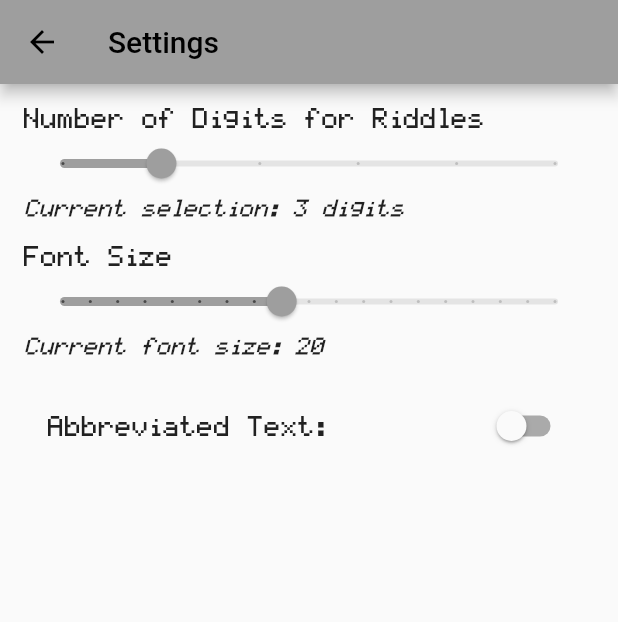
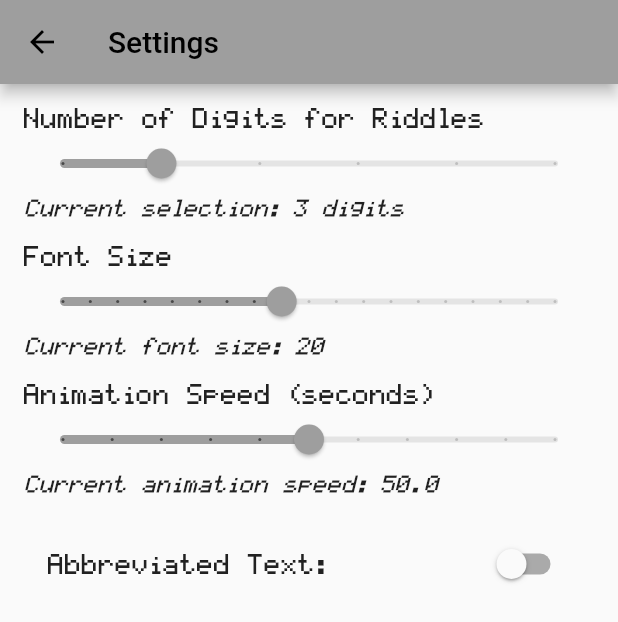
Before and after one commit to HennyBicks01/math_riddler, a Flutter app: the screen it shows after launch, after a tap on the "menu" icon, on a phone screen of 412 x 824 dp. Shown: the top 622 px of the screen. Run offline on Flutter 3.47's test engine with Material 2 defaults, Android fonts, the phone set to English and light mode, and no system bars; our stand-ins replace shared_preferences.

Commit message:
added animation speed slider

```diff
--- a/lib/main.dart
+++ b/lib/main.dart
@@ -53,6 +53,7 @@ class _MyHomePageState extends State<MyHomePage> {
   double _fontSize = 20;  // default font size
   final List<String> _wrongGuesses = [];
   bool _changeRiddleText = true;
+  final double _animationSpeed = 50; // Default to 1 second
 
 
 
@@ -132,13 +133,20 @@ class _MyHomePageState extends State<MyHomePage> {
 
 
   void _typeOutRiddle() async {
-    for (int i = 0; i < _riddle.length; i++) {
-      await Future.delayed(const Duration(milliseconds: 50));  // Delay for 50ms for each character.
+    if (_animationSpeed == 0.0 || _animationSpeed.toString() == 'Instant') { // "0" represents instant in this example
       setState(() {
-        _currentRiddleDisplay += _riddle[i];
+        _currentRiddleDisplay = _riddle;
       });
+    } else {
+      for (int i = 0; i < _riddle.length; i++) {
+        await Future.delayed(Duration(milliseconds: (_animationSpeed).toInt()));  // The delay now factors in the _animationSpeedSlider
+        setState(() {
+          _currentRiddleDisplay += _riddle[i];
+        });
+      }
     }
   }
+
 
   void _updateDigitsValue(int newValue) {
     riddleGenerator.minDigits = newValue;
--- a/lib/riddle_condition_checker.dart
+++ b/lib/riddle_condition_checker.dart
@@ -52,6 +52,12 @@ class RiddleConditionChecker {
     int numberFormed = int.parse(digits.join());
     if (condition.contains("I'm in the Fibonacci sequence.")) {
       return isFibonacci(numberFormed);
+    }
+
+    // Prime number check
+    int numberFormed2 = int.parse(digits.join());
+    if (condition.contains("I'm a prime number.")) {
+      return _isPrime(numberFormed2);
     }
 
     ///Two Digit Functions
@@ -259,4 +265,20 @@ class RiddleConditionChecker {
     return false;
   }
 
+  /// Checks if number is prime
+  bool _isPrime(int num) {
+    if (num <= 1) return false;
+    if (num <= 3) return true;
+
+    if (num % 2 == 0 || num % 3 == 0) return false;
+
+    int i = 5;
+    while (i * i <= num) {
+      if (num % i == 0 || num % (i + 2) == 0) return false;
+      i += 6;
+    }
+
+    return true;
+  }
+
 }
--- a/lib/riddle_conditions.dart
+++ b/lib/riddle_conditions.dart
@@ -181,6 +181,12 @@ class RiddleConditions {
       conditions.add("I'm in the Fibonacci sequence.");
     }
 
+    // Prime Number Check
+    int numberFormed2 = int.parse(digits.join());
+    if (isPrime(numberFormed2)) {
+      conditions.add("I am a prime number.");
+    }
+
     return conditions;
   }
 
@@ -226,4 +232,20 @@ class RiddleConditions {
     return false;
   }
 
+  bool isPrime(int n) {
+    if (n <= 1) return false;
+    if (n <= 3) return true;
+
+    // This is checked so that we can skip
+    // middle five numbers in below loop
+    if (n % 2 == 0 || n % 3 == 0) return false;
+
+    int i = 5;
+    while (i * i <= n) {
+      if (n % i == 0 || n % (i + 2) == 0) return false;
+      i += 6;
+    }
+    return true;
+  }
+
 }
--- a/lib/settings.dart
+++ b/lib/settings.dart
@@ -21,6 +21,8 @@ class SettingsPageState extends State<SettingsPage> {
   double _currentSliderValue = 3;  // Default value set to 3 digits
   double _fontSize = 20; // 1. Default font size
   bool _changeRiddleText = false;  // Setting for riddle text
+  double _animationSpeed = 50; // Default to 1 second
+
 
   @override
   void initState() {
@@ -34,6 +36,8 @@ class SettingsPageState extends State<SettingsPage> {
       _currentSliderValue = prefs.getDouble('digits_slider') ?? 3;
       _fontSize = prefs.getDouble('font_size') ?? 20;
       _changeRiddleText = prefs.getBool('change_riddle_text') ?? false;
+      _animationSpeed = prefs.getDouble('animation_speed') ?? 50.0;
+
     });
   }
 
@@ -43,6 +47,8 @@ class SettingsPageState extends State<SettingsPage> {
       prefs.setDouble(key, value);
     } else if (value is bool) {
       prefs.setBool(key, value);
+    } else if (key == 'animation_speed' && value is double) {
+      prefs.setDouble(key, value);
     }
   }
 
@@ -79,6 +85,7 @@ class SettingsPageState extends State<SettingsPage> {
               style: const TextStyle(fontSize: 13, fontStyle: FontStyle.italic),
             ),
 
+
             const SizedBox(height: 20),
             const Text(
               'Font Size',
@@ -102,6 +109,31 @@ class SettingsPageState extends State<SettingsPage> {
               style: const TextStyle(fontSize: 13, fontStyle: FontStyle.italic),
             ),
 
+            const SizedBox(height: 20),
+            const Text(
+              'Animation Speed (seconds)',
+              style: TextStyle(fontSize: 15),
+            ),
+            Slider(
+              value: _animationSpeed,
+              min: 0,
+              max: 100,  // max speed is 5 seconds, you can change this
+              divisions: 10,
+              label: _animationSpeed == 0 ? 'Instant' : _animationSpeed.toStringAsFixed(1),
+              onChanged: (double value) {
+                setState(() {
+                  _animationSpeed = value;
+                });
+                // If you have an external callback for this, call it here.
+                _saveSettings('animation_speed', _animationSpeed);
+              },
+            ),
+            Text(
+              'Current animation speed: ${_animationSpeed == 0 ? "Instant" : _animationSpeed.toStringAsFixed(1)}',
+              style: const TextStyle(fontSize: 13, fontStyle: FontStyle.italic),
+            ),
+
+
             // Adding the switch for the riddle text change
             const SizedBox(height: 20),
             SwitchListTile(
--- a/lib/shorthand_conditions.dart
+++ b/lib/shorthand_conditions.dart
@@ -167,6 +167,11 @@ class ShortHandConditions{
       return 'Fibonacci\n';
     }
 
+    // Fibonacci number check
+    else if (condition.contains("I am a prime number.")) {
+      return 'Prime\n';
+    }
+
     else if (condition.contains("If my") && condition.contains("raised to the power of my")) {
       RegExp exp = RegExp(r'If my (\w+) digit was raised to the power of my (\w+) digit, the result would be (\d+) digits\.');
       Match? match = exp.firstMatch(condition);
```
